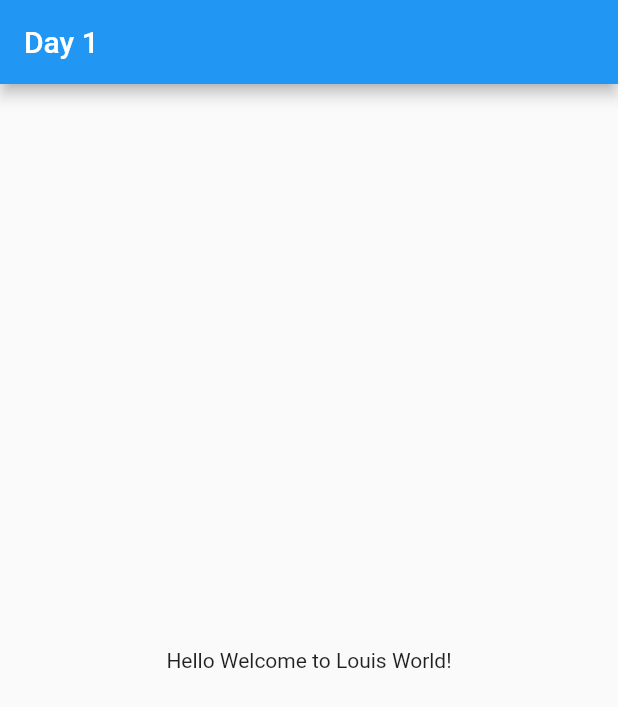
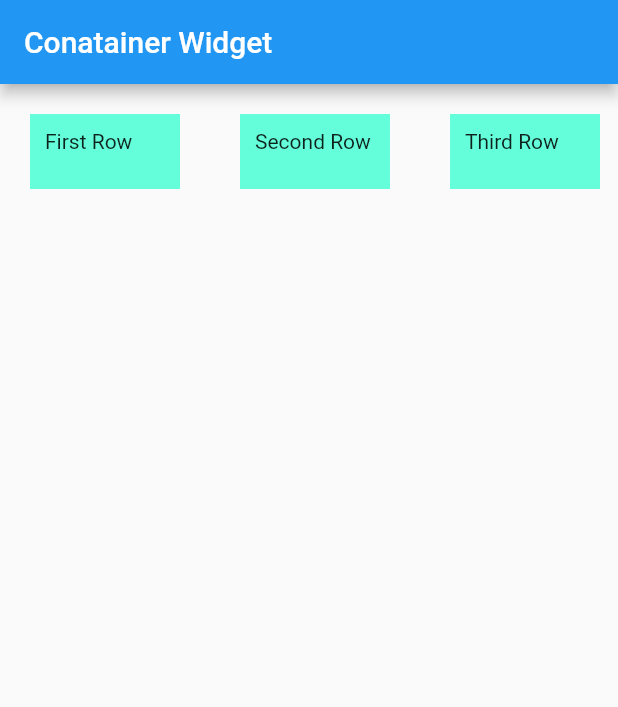
Before and after one commit to BINAH25/flutter_basic, a Flutter app: the screen it shows after launch, on a phone screen of 412 x 824 dp. Shown: the top 707 px of the screen. Run offline on Flutter 3.47's test engine with Material 2 defaults, Android fonts, the phone set to English and light mode, and no system bars.

Commit message:
learning row and column

```diff
--- a/lib/main.dart
+++ b/lib/main.dart
@@ -8,13 +8,37 @@ class MainApp extends StatelessWidget {
   @override
   Widget build(BuildContext context) {
     return MaterialApp(
-      title: "Day 1",
+      title: "App 2",
       home: Scaffold(
-        appBar: AppBar(title: Text('Day 1')),
-        body: Center(
-          child: Text('Hello Welcome to Louis World!'),
-        ),
-      ),
+          appBar: AppBar(title: Text('Conatainer Widget')),
+          body: Row(
+            children: [
+              Container(
+                height: 50,
+                width: 100,
+                margin: EdgeInsets.all(20),
+                color: Colors.tealAccent,
+                padding: EdgeInsets.all(10),
+                child: Text('First Row'),
+              ),
+              Container(
+                height: 50,
+                width: 100,
+                margin: EdgeInsets.all(20),
+                color: Colors.tealAccent,
+                padding: EdgeInsets.all(10),
+                child: Text('Second Row'),
+              ),
+              Container(
+                height: 50,
+                width: 100,
+                margin: EdgeInsets.all(20),
+                color: Colors.tealAccent,
+                padding: EdgeInsets.all(10),
+                child: Text('Third Row'),
+              )
+            ],
+          )),
     );
   }
 }
```
